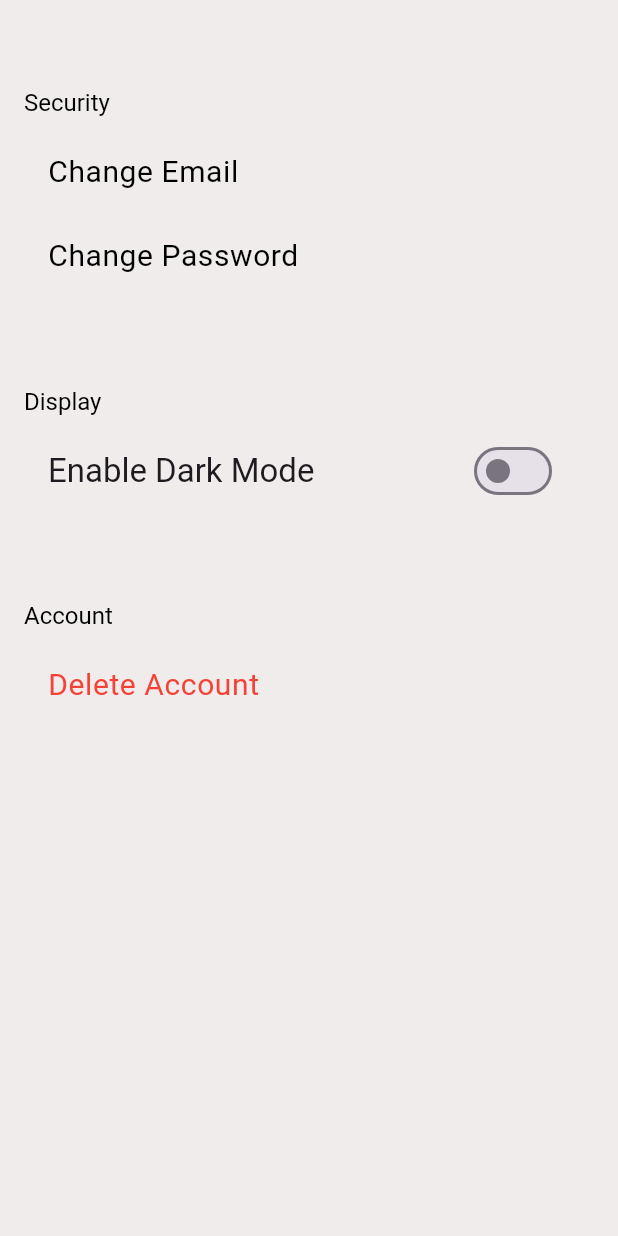
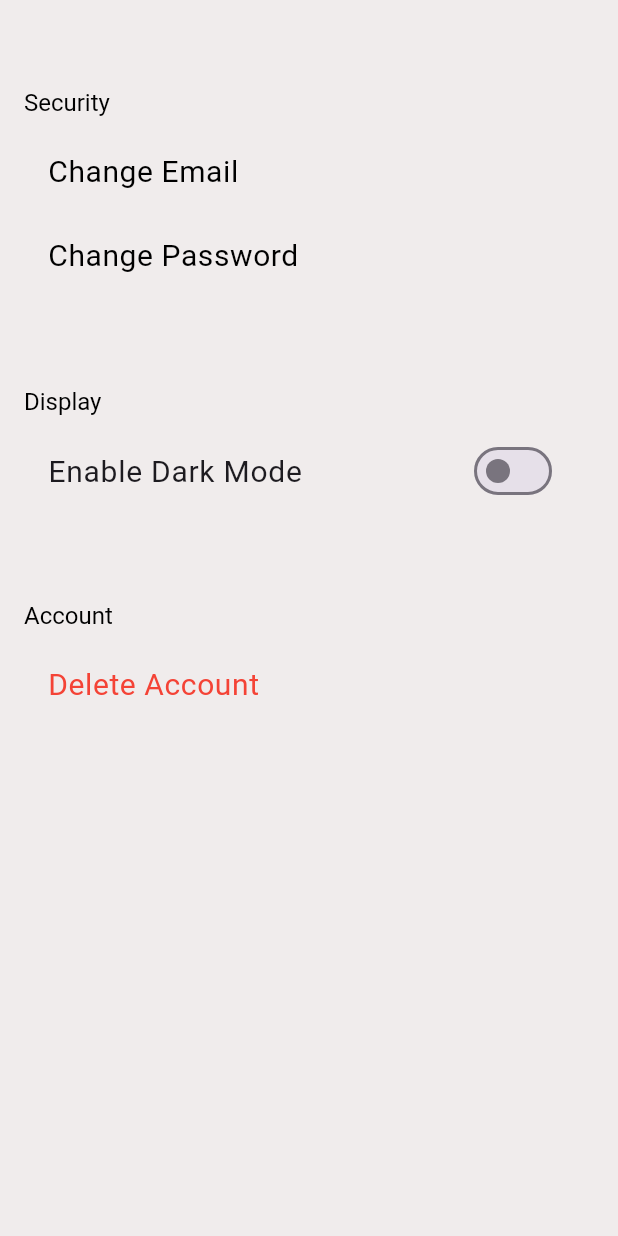
Before and after one commit to matthewyeo1/WanderWise, a Flutter app: the GeneralSettingsPage screen opened directly, on a phone screen of 412 x 824 dp. Run offline on Flutter 3.47's test engine with Material 3 defaults, Android fonts, the phone set to English and light mode, and no system bars; our stand-ins replace cloud_firestore, dash_chat_2, dio, file_picker, firebase_auth, firebase_core and 11 more; missing offline and left inert: flutter_cached_pdfview, flutter_pdfview, flutter_polyline_points; accounts and stored records are empty.

Commit message:
-added: minor UI changes

```diff
--- a/ww_code/lib/general.dart
+++ b/ww_code/lib/general.dart
@@ -97,9 +97,9 @@ class _GeneralSettingsPageState extends State<GeneralSettingsPage> {
                     Padding(
                       padding: const EdgeInsets.symmetric(horizontal: 16.0),
                       child: SwitchListTile(
-                        title: Text(
+                        title: const Text(
                           'Enable Dark Mode',
-                          style: Theme.of(context).textTheme.titleLarge,
+                          style: TextStyle(fontSize: 20),
                         ),
                         value: userDarkModePreference,
                         onChanged: (value) {
```
Also changed, not shown: 1 other file.
